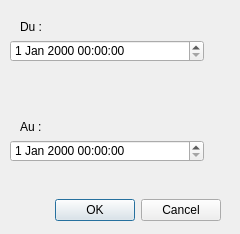
Before: the Qt Designer form selectperiod.ui in Valere21/parseMVB, drawn with Qt 5.
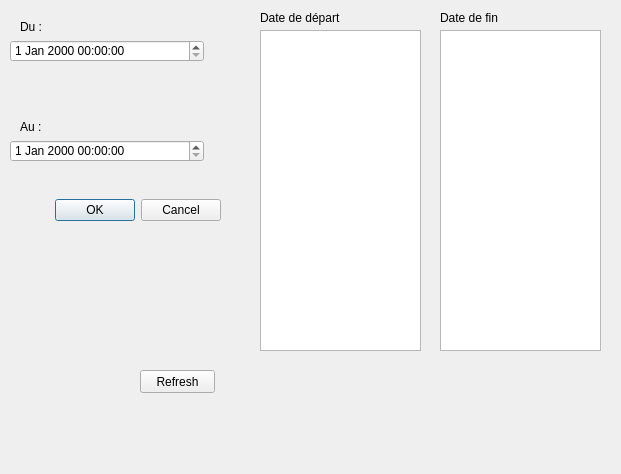
After: the same form once the commit is applied.

What changed in the file:
```diff
--- a/selectperiod.ui
+++ b/selectperiod.ui
@@ -6,8 +6,8 @@
    <rect>
     <x>0</x>
     <y>0</y>
-    <width>240</width>
-    <height>234</height>
+    <width>621</width>
+    <height>474</height>
    </rect>
   </property>
   <property name="windowTitle">
@@ -75,6 +75,65 @@
     </rect>
    </property>
   </widget>
+  <widget class="QListWidget" name="listWidget">
+   <property name="geometry">
+    <rect>
+     <x>260</x>
+     <y>30</y>
+     <width>161</width>
+     <height>321</height>
+    </rect>
+   </property>
+  </widget>
+  <widget class="QListWidget" name="listWidget_2">
+   <property name="geometry">
+    <rect>
+     <x>440</x>
+     <y>30</y>
+     <width>161</width>
+     <height>321</height>
+    </rect>
+   </property>
+  </widget>
+  <widget class="QPushButton" name="pushButton">
+   <property name="geometry">
+    <rect>
+     <x>140</x>
+     <y>370</y>
+     <width>75</width>
+     <height>23</height>
+    </rect>
+   </property>
+   <property name="text">
+    <string>Refresh</string>
+   </property>
+  </widget>
+  <widget class="QLabel" name="label_3">
+   <property name="geometry">
+    <rect>
+     <x>260</x>
+     <y>10</y>
+     <width>91</width>
+     <height>16</height>
+    </rect>
+   </property>
+   <property name="text">
+    <string>Date de départ</string>
+   </property>
+  </widget>
+  <widget class="QLabel" name="label_4">
+   <property name="geometry">
+    <rect>
+     <x>440</x>
+     <y>10</y>
+     <width>61</width>
+     <height>16</height>
+    </rect>
+   </property>
+   <property name="text">
+    <string>Date de fin</string>
+   </property>
+  </widget>
  </widget>
  <resources/>
  <connections>
```
